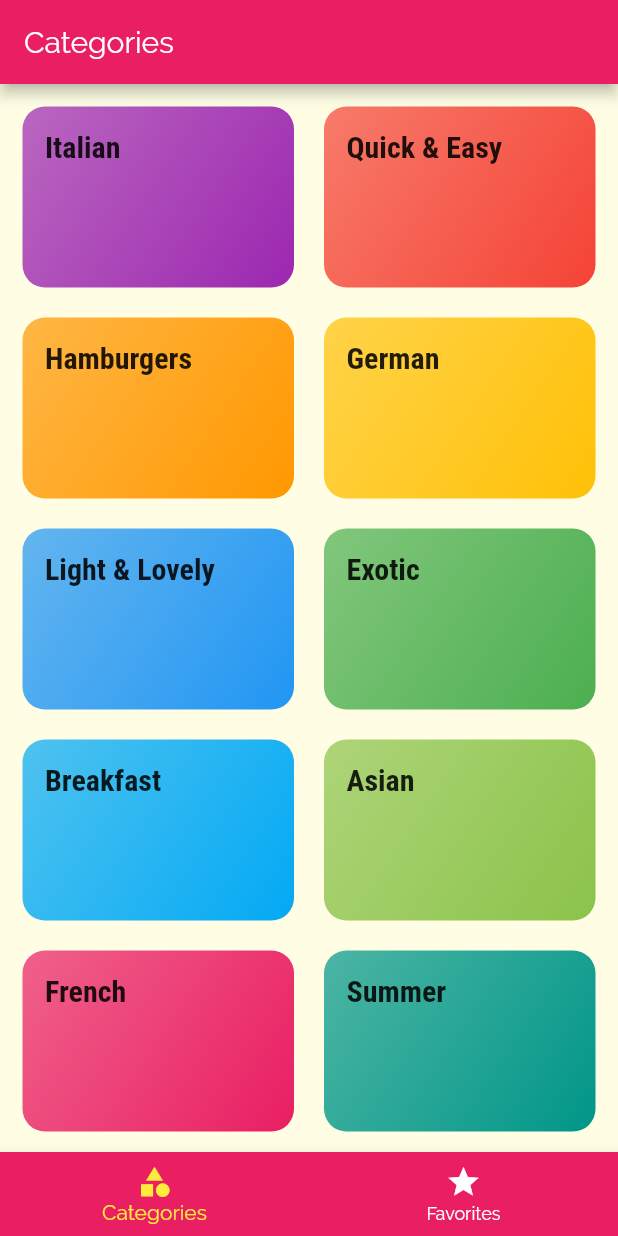
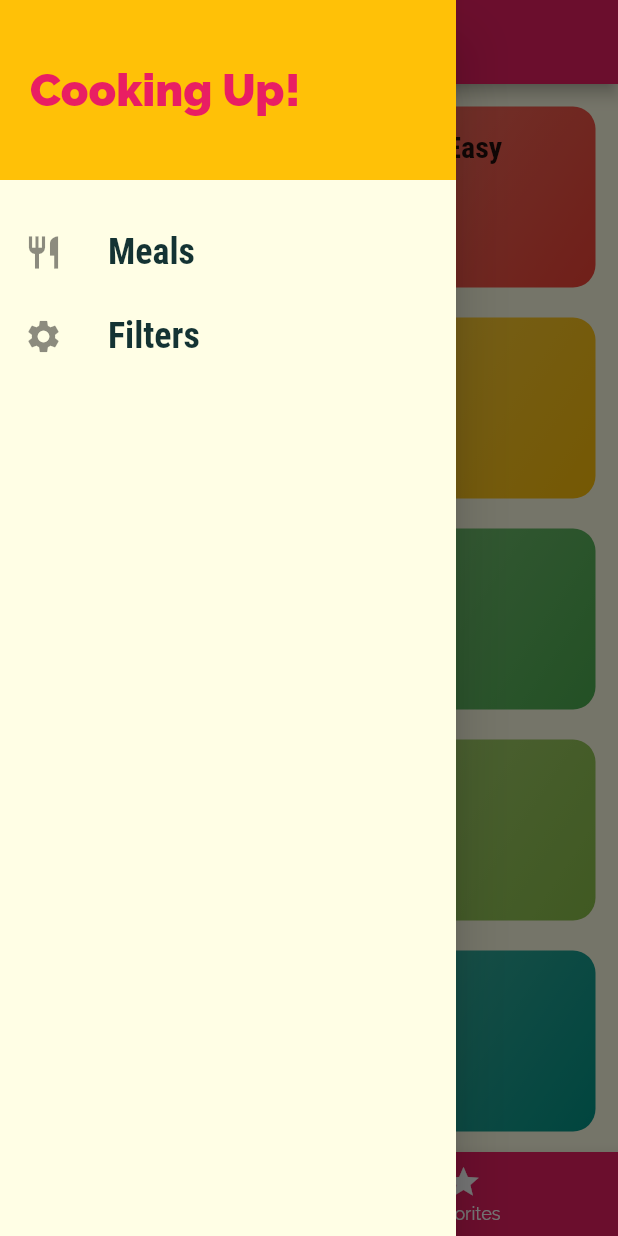
Before and after one commit to magictical/meals_app_wrapup, a Flutter app: the screen it shows after launch, with the side drawer open (before the commit the screen has no drawer), on a phone screen of 412 x 824 dp. Run offline on Flutter 3.47's test engine with Material 2 defaults, Android fonts, the phone set to English and light mode, and no system bars.

Commit message:
add custom drawer - main_drawer.dart and display

```diff
--- a/lib/screens/tabs_screen.dart
+++ b/lib/screens/tabs_screen.dart
@@ -1,4 +1,5 @@
 import 'package:flutter/material.dart';
+import '../widgets/main_drawer.dart';
 import './favorites_screnn.dart';
 import './categories_screen.dart';
 
@@ -33,6 +34,7 @@ class _TabsScreenState extends State<TabsScreen> {
       appBar: AppBar(
         title: Text(_pages[_selectepageIndex]['title']),
       ),
+      drawer: MainDrawer(),
       body: _pages[_selectepageIndex]['page'],
       bottomNavigationBar: BottomNavigationBar(
         onTap: _selectPage,
--- /dev/null
+++ b/lib/widgets/main_drawer.dart
@@ -0,0 +1,54 @@
+import 'package:flutter/material.dart';
+
+class MainDrawer extends StatelessWidget {
+  Widget buildListTile(String title, IconData icon) {
+    return ListTile(
+      leading: Icon(
+        icon,
+        size: 26,
+      ),
+      title: Text(
+        title,
+        style: TextStyle(
+          fontFamily: 'RobotoCondensed',
+          fontSize: 24,
+          fontWeight: FontWeight.bold,
+        ),
+      ),
+      onTap: () {},
+    );
+  }
+
+  @override
+  Widget build(BuildContext context) {
+    return Drawer(
+      child: Column(
+        children: <Widget>[
+          Container(
+            height: 120,
+            width: double.infinity,
+            padding: EdgeInsets.all(20),
+            alignment: Alignment.centerLeft,
+            color: Theme.of(context).accentColor,
+            child: Text(
+              'Cooking Up!',
+              style: TextStyle(
+                  fontWeight: FontWeight.w900,
+                  fontSize: 30,
+                  color: Theme.of(context).primaryColor),
+            ),
+          ),
+          SizedBox(height: 20),
+          buildListTile(
+            'Meals',
+            Icons.restaurant,
+          ),
+          buildListTile(
+            'Filters',
+            Icons.settings,
+          ),
+        ],
+      ),
+    );
+  }
+}
```
